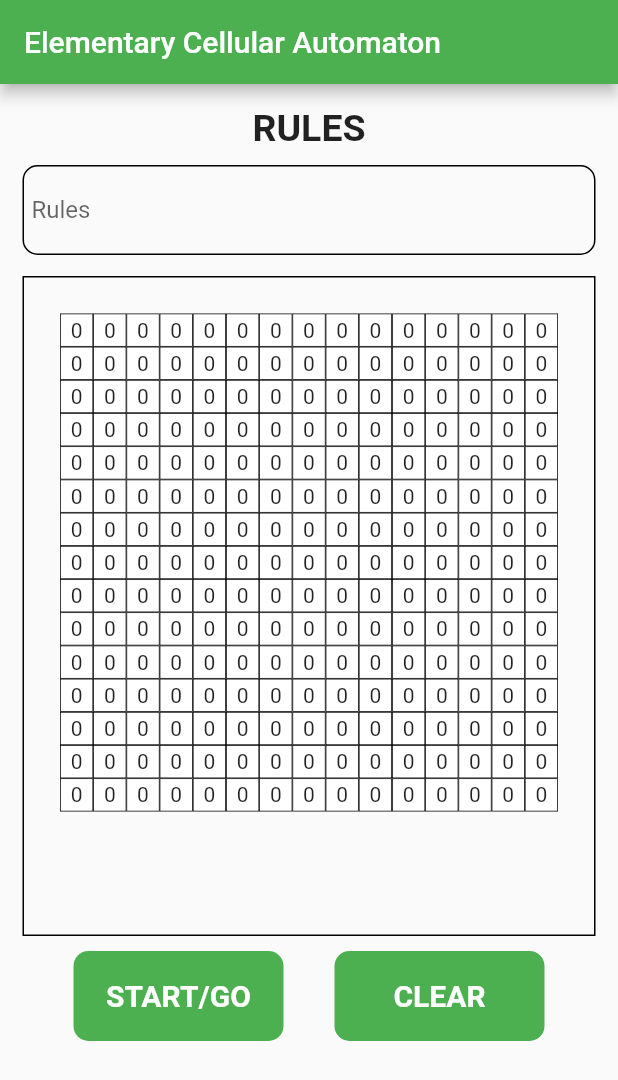
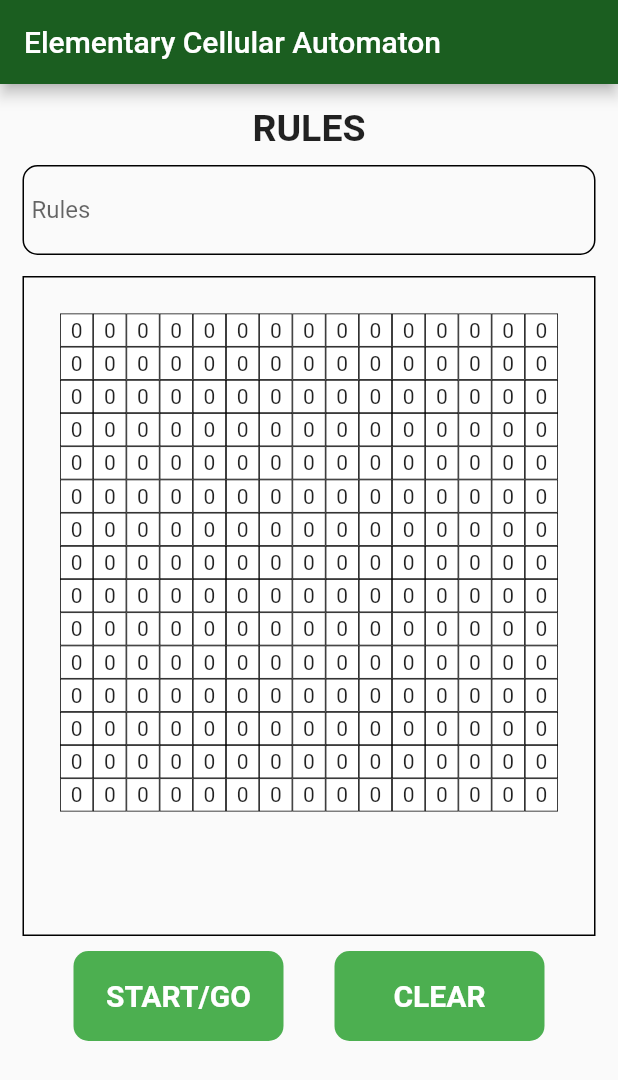
Before and after one commit to rafaelmt35/Elementary_cellular_automaton, a Flutter app: the screen it shows after launch, on a phone screen of 412 x 824 dp. Shown: the top 1080 px of the screen. Run offline on Flutter 3.47's test engine with Material 2 defaults, Android fonts, the phone set to English and light mode, and no system bars.

Commit message:
Update main.dart

```diff
--- a/lib/main.dart
+++ b/lib/main.dart
@@ -72,7 +72,7 @@ class _myAppState extends State<myApp> {
     return SafeArea(
       child: Scaffold(
         appBar: AppBar(
-          backgroundColor: Colors.green,
+          backgroundColor: Colors.green.shade900,
           title: const Text('Elementary Cellular Automaton'),
         ),
         body: Container(
```
